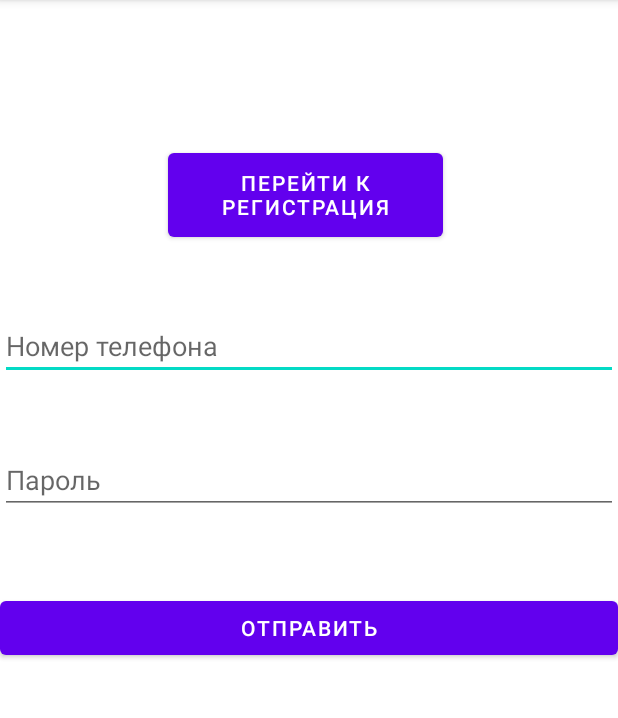
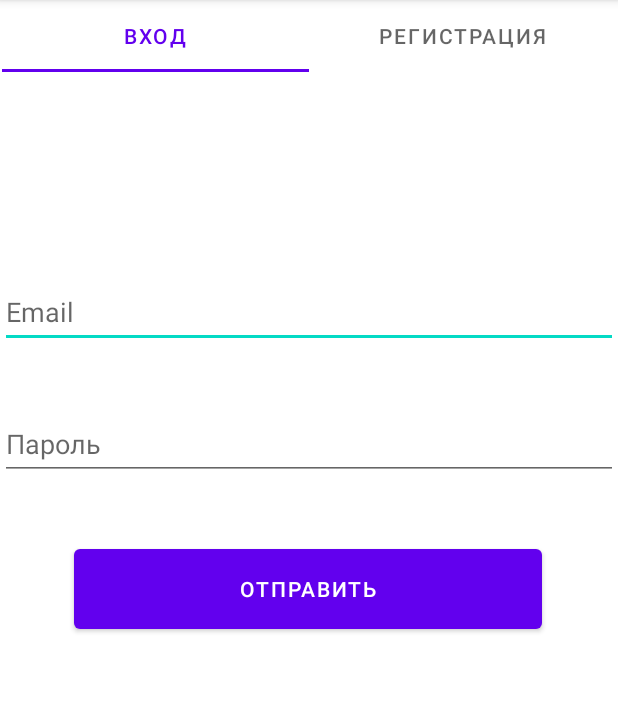
Before and after one commit to Hehpheh/Android-Course-2course-2sem, an Android app: the screen it shows after launch (MainActivity), on a phone screen of 412 x 824 dp, the part 84-802 px from its top. Run offline under Robolectric (Android 15) with nearby library versions, the phone set to English and light mode, and no system bars.

Commit message:
Add Tab Layout for navigation between login and registration fragments

```diff
--- a/app/src/main/java/com/example/myapplicationjava/MainActivity.java
+++ b/app/src/main/java/com/example/myapplicationjava/MainActivity.java
@@ -1,21 +1,34 @@
 package com.example.myapplicationjava;
 
 import androidx.appcompat.app.AppCompatActivity;
+import androidx.fragment.app.FragmentPagerAdapter;
+import androidx.viewpager.widget.ViewPager;
 
-import android.content.Intent;
+import com.google.android.material.tabs.TabLayout;
+import android.annotation.SuppressLint;
 import android.os.Bundle;
-import android.view.View;
+
 
 public class MainActivity extends AppCompatActivity {
+    private TabLayout tabLayout;
+    private ViewPager viewPager;
 
     @Override
     protected void onCreate(Bundle savedInstanceState) {
         super.onCreate(savedInstanceState);
         setContentView(R.layout.activity_main);
+
+        tabLayout=findViewById(R.id.tablayout);
+        viewPager=findViewById(R.id.viewpager);
+
+        tabLayout.setupWithViewPager(viewPager);
+
+        VPAdapter vpAdapter=new VPAdapter(getSupportFragmentManager(), FragmentPagerAdapter.BEHAVIOR_RESUME_ONLY_CURRENT_FRAGMENT);
+        vpAdapter.addFragment(new fragment1(), "Вход");
+        vpAdapter.addFragment(new fragment2(), "Регистрация");
+        viewPager.setAdapter(vpAdapter);
     }
 
-    public void startNewActivity(View v){
-        Intent intent= new Intent(this, RegistrationPage.class);
-        startActivity(intent);
-    }
+
+
 }
--- /dev/null
+++ b/app/src/main/java/com/example/myapplicationjava/VPAdapter.java
@@ -0,0 +1,42 @@
+package com.example.myapplicationjava;
+
+
+
+import androidx.annotation.NonNull;
+import androidx.annotation.Nullable;
+import androidx.fragment.app.Fragment;
+import androidx.fragment.app.FragmentManager;
+import androidx.fragment.app.FragmentPagerAdapter;
+
+import java.lang.reflect.Array;
+import java.util.ArrayList;
+
+public class VPAdapter extends FragmentPagerAdapter {
+    private final ArrayList<Fragment> fragmentArrayList=new ArrayList<>();
+    private final ArrayList<String> fragmentTitle=new ArrayList<>();
+    public VPAdapter(@NonNull FragmentManager fm, int behavior) {
+        super(fm, behavior);
+    }
+
+    @NonNull
+    @Override
+    public Fragment getItem(int position) {
+        return fragmentArrayList.get(position);
+    }
+
+    @Override
+    public int getCount() {
+        return fragmentArrayList.size();
+    }
+    public void addFragment(Fragment fragment, String title){
+        fragmentArrayList.add(fragment);
+        fragmentTitle.add(title);
+
+    }
+
+    @Nullable
+    @Override
+    public CharSequence getPageTitle(int position) {
+        return fragmentTitle.get(position);
+    }
+}
--- /dev/null
+++ b/app/src/main/java/com/example/myapplicationjava/fragment1.java
@@ -0,0 +1,22 @@
+package com.example.myapplicationjava;
+
+import android.content.Intent;
+import android.os.Bundle;
+
+import androidx.fragment.app.Fragment;
+
+import android.view.LayoutInflater;
+import android.view.View;
+import android.view.ViewGroup;
+
+
+public class fragment1 extends Fragment {
+
+    @Override
+    public View onCreateView(LayoutInflater inflater, ViewGroup container,
+                             Bundle savedInstanceState) {
+        // Inflate the layout for this fragment
+        return inflater.inflate(R.layout.fragment_1, container, false);
+    }
+
+}
--- /dev/null
+++ b/app/src/main/java/com/example/myapplicationjava/fragment2.java
@@ -0,0 +1,20 @@
+package com.example.myapplicationjava;
+
+import android.os.Bundle;
+
+import androidx.fragment.app.Fragment;
+
+import android.view.LayoutInflater;
+import android.view.View;
+import android.view.ViewGroup;
+
+
+public class fragment2 extends Fragment {
+
+    @Override
+    public View onCreateView(LayoutInflater inflater, ViewGroup container,
+                             Bundle savedInstanceState) {
+        // Inflate the layout for this fragment
+        return inflater.inflate(R.layout.fragment_2, container, false);
+    }
+}
--- a/app/src/main/res/layout/activity_main.xml
+++ b/app/src/main/res/layout/activity_main.xml
@@ -1,61 +1,40 @@
 <?xml version="1.0" encoding="utf-8"?>
-<androidx.constraintlayout.widget.ConstraintLayout
-    xmlns:android="http://schemas.android.com/apk/res/android"
+<androidx.constraintlayout.widget.ConstraintLayout xmlns:android="http://schemas.android.com/apk/res/android"
     xmlns:app="http://schemas.android.com/apk/res-auto"
     xmlns:tools="http://schemas.android.com/tools"
     android:layout_width="match_parent"
     android:layout_height="match_parent"
     tools:context=".MainActivity">
 
-    <Button
-        android:id="@+id/register_button"
-        android:layout_width="183dp"
-        android:layout_height="68dp"
-        android:layout_marginStart="112dp"
-        android:layout_marginTop="96dp"
-        android:onClick="startNewActivity"
-        android:text="Перейти к регистрация"
+    <com.google.android.material.tabs.TabLayout
+        android:id="@+id/tablayout"
+        android:layout_width="409dp"
+        android:layout_height="wrap_content"
+        app:layout_constraintEnd_toEndOf="parent"
+        app:layout_constraintHorizontal_bias="0.5"
         app:layout_constraintStart_toStartOf="parent"
-        app:layout_constraintTop_toTopOf="parent"
-        />
+        app:layout_constraintTop_toTopOf="parent">
 
-    <EditText
-        android:id="@+id/phone_number_field"
-        android:layout_width="0dp"
+        <com.google.android.material.tabs.TabItem
+            android:layout_width="wrap_content"
+            android:layout_height="wrap_content"
+            android:text="Вход" />
+
+        <com.google.android.material.tabs.TabItem
+            android:layout_width="wrap_content"
+            android:layout_height="wrap_content"
+            android:text="Регистрация" />
+
+    </com.google.android.material.tabs.TabLayout>
+
+    <androidx.viewpager.widget.ViewPager
+        android:id="@+id/viewpager"
+        android:layout_width="match_parent"
         android:layout_height="wrap_content"
-        android:layout_marginTop="44dp"
-        android:hint="Номер телефона"
-        android:inputType="phone"
+        app:layout_constraintBottom_toBottomOf="parent"
         app:layout_constraintEnd_toEndOf="parent"
-        app:layout_constraintHorizontal_bias="0.0"
+        app:layout_constraintHorizontal_bias="0.5"
         app:layout_constraintStart_toStartOf="parent"
-        android:maxLength="18"
-        android:maxLines="1"
-        app:layout_constraintTop_toBottomOf="@id/register_button" />
+        app:layout_constraintTop_toBottomOf="@id/tablayout" />
 
-    <EditText
-        android:id="@+id/password_field"
-        android:layout_width="0dp"
-        android:layout_height="wrap_content"
-        android:layout_marginTop="44dp"
-        android:hint="Пароль"
-        android:inputType="textPassword"
-        app:layout_constraintEnd_toEndOf="parent"
-        app:layout_constraintHorizontal_bias="1.0"
-        app:layout_constraintStart_toStartOf="parent"
-        android:maxLength="18"
-        android:maxLines="1"
-        app:layout_constraintTop_toBottomOf="@id/phone_number_field" />
-
-    <Button
-        android:id="@+id/send_button"
-        android:layout_width="0dp"
-        android:layout_height="wrap_content"
-        android:layout_marginTop="52dp"
-        android:onClick="sendData"
-        android:text="Отправить"
-        app:layout_constraintEnd_toEndOf="parent"
-        app:layout_constraintHorizontal_bias="0.0"
-        app:layout_constraintStart_toStartOf="parent"
-        app:layout_constraintTop_toBottomOf="@id/password_field" />
 </androidx.constraintlayout.widget.ConstraintLayout>
--- /dev/null
+++ b/app/src/main/res/layout/fragment_1.xml
@@ -0,0 +1,50 @@
+<?xml version="1.0" encoding="utf-8"?>
+<androidx.constraintlayout.widget.ConstraintLayout xmlns:android="http://schemas.android.com/apk/res/android"
+    xmlns:app="http://schemas.android.com/apk/res-auto"
+    xmlns:tools="http://schemas.android.com/tools"
+    android:layout_width="match_parent"
+    android:layout_height="match_parent"
+    tools:context=".fragment1">
+
+    <EditText
+        android:id="@+id/email_field"
+        android:layout_width="0dp"
+        android:layout_height="wrap_content"
+        android:layout_marginTop="160dp"
+        android:hint="Email"
+        android:inputType="textEmailAddress"
+        android:maxLength="18"
+        android:maxLines="1"
+        android:minHeight="48dp"
+        app:layout_constraintEnd_toEndOf="parent"
+        app:layout_constraintHorizontal_bias="0.0"
+        app:layout_constraintStart_toStartOf="parent"
+        app:layout_constraintTop_toTopOf="parent" />
+
+    <EditText
+        android:id="@+id/password_field"
+        android:layout_width="0dp"
+        android:layout_height="wrap_content"
+        android:layout_marginTop="40dp"
+        android:hint="Пароль"
+        android:inputType="textPassword"
+        app:layout_constraintEnd_toEndOf="parent"
+        app:layout_constraintHorizontal_bias="1.0"
+        app:layout_constraintStart_toStartOf="parent"
+        app:layout_constraintTop_toBottomOf="@id/email_field"
+        android:minHeight="48dp"
+        android:maxLength="18"
+        android:maxLines="1"/>
+
+    <Button
+        android:id="@+id/send_button"
+        android:layout_width="312dp"
+        android:layout_height="65dp"
+        android:layout_marginTop="40dp"
+        android:text="Отправить"
+        app:layout_constraintEnd_toEndOf="parent"
+        app:layout_constraintHorizontal_bias="0.494"
+        app:layout_constraintStart_toStartOf="parent"
+        app:layout_constraintTop_toBottomOf="@id/password_field" />
+
+</androidx.constraintlayout.widget.ConstraintLayout>
--- a/app/src/main/res/values/strings.xml
+++ b/app/src/main/res/values/strings.xml
@@ -1,3 +1,6 @@
 <resources>
     <string name="app_name">MyApplicationJava</string>
+    <!-- TODO: Remove or change this placeholder text -->
+    <string name="hello_blank_fragment">Hello blank fragment</string>
+
 </resources>
```
Also changed, not shown: app/src/main/java/com/example/myapplicationjava/RegistrationPage.java (deleted, +0 -31 lines), app/src/main/res/layout/activity_registration_page.xml (deleted, +0 -75 lines), app/src/main/res/layout/fragment_2.xml (added, +61 -0 lines).
